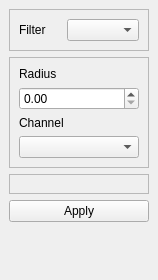
Above: Code/GUI/lib/Resources/BaseAlgoSegmentationDockWidget.ui from gofigure2/GoFigure2 before the change. Below: the same form after it.
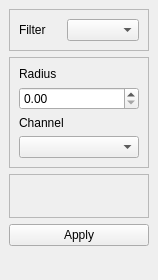
That is the form after the change.

Patch:
```diff
--- a/Code/GUI/lib/Resources/BaseAlgoSegmentationDockWidget.ui
+++ b/Code/GUI/lib/Resources/BaseAlgoSegmentationDockWidget.ui
@@ -55,7 +55,21 @@
       <property name="frameShadow">
        <enum>QFrame::Raised</enum>
       </property>
-      <layout class="QGridLayout" name="gridLayout_9"/>
+      <layout class="QGridLayout" name="gridLayout_9">
+       <item row="0" column="0">
+        <spacer name="verticalSpacer_2">
+         <property name="orientation">
+          <enum>Qt::Vertical</enum>
+         </property>
+         <property name="sizeHint" stdset="0">
+          <size>
+           <width>20</width>
+           <height>40</height>
+          </size>
+         </property>
+        </spacer>
+       </item>
+      </layout>
      </widget>
     </item>
     <item row="3" column="0">
```
